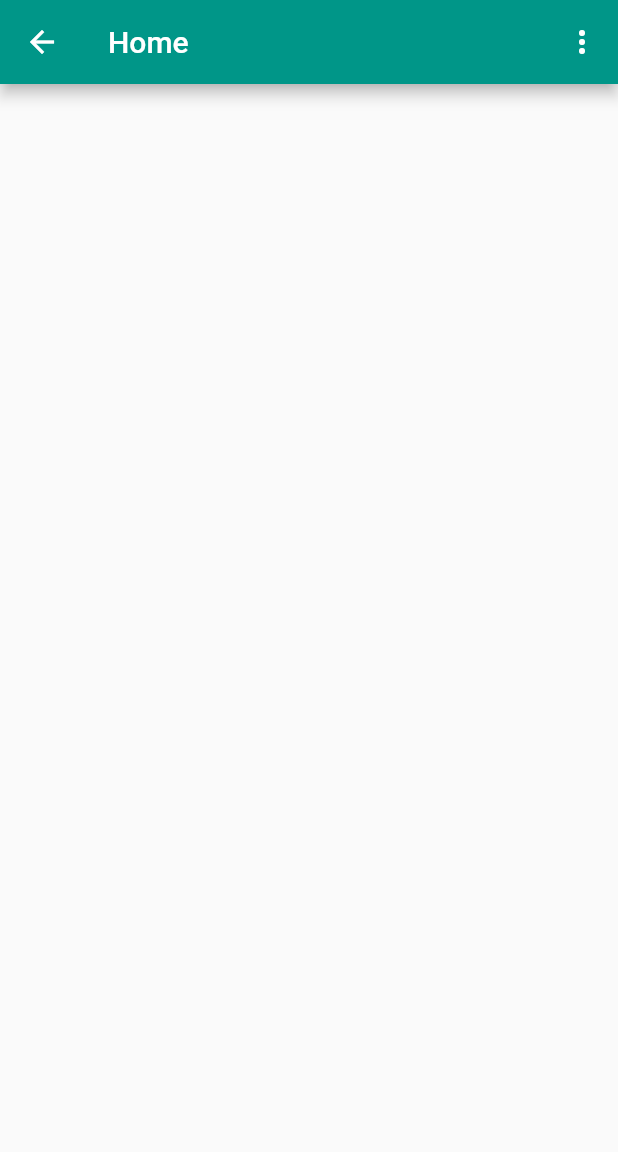
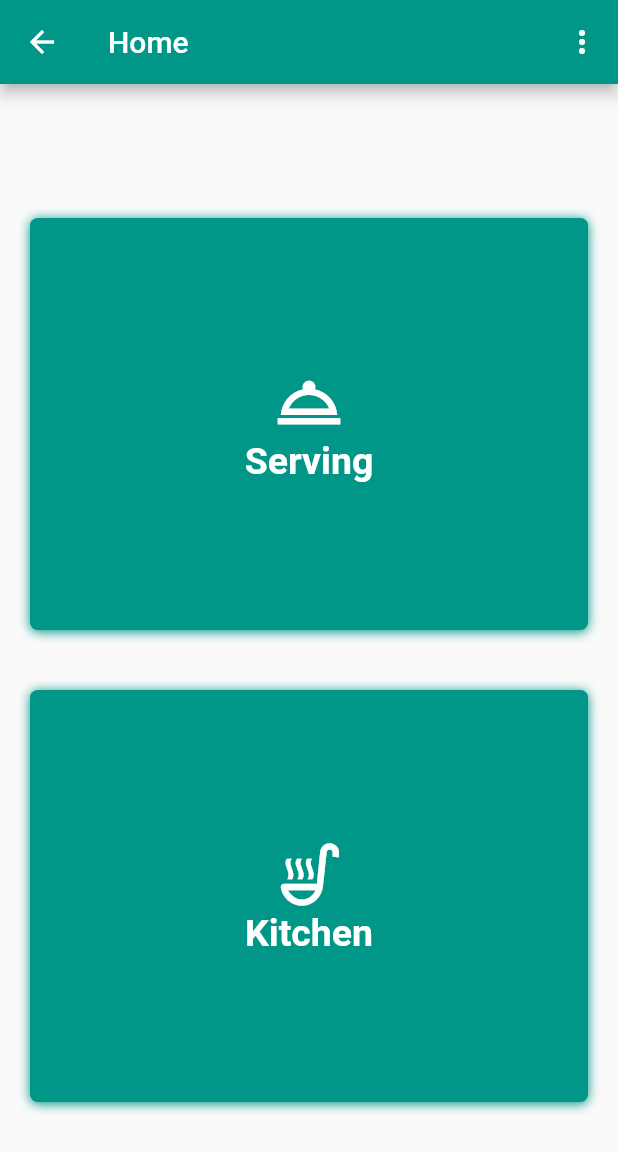
Before and after one commit to Club-420/POS-for-Restaurant, a Flutter app: the WorkersView screen opened by its route, on a phone screen of 412 x 824 dp. Shown: the top 1152 px of the screen. Run offline on Flutter 3.47's test engine with Material 2 defaults, Android fonts, the phone set to English and light mode, and no system bars; our stand-ins replace firebase_auth, firebase_core; accounts and stored records are empty; generated files the repository leaves out were written again; network calls fail.

```diff
--- a/lib/constants/routes.dart
+++ b/lib/constants/routes.dart
@@ -5,3 +5,7 @@ const String kitchenRoute = '/kitchen/';
 const String waiterRoute = '/waiter/';
 const String adminRoute = '/admin/';
 const String verifyRoute = '/verify/';
+const String billRoute = '/bill/';
+const String menuRoute = '/menu/';
+const String tableRoute = '/table/';
+const String settingRoute = '/setting/';
--- a/lib/views/home/admin.dart
+++ b/lib/views/admin/admin.dart
@@ -1,5 +1,6 @@
 import 'package:flutter/widgets.dart';
 
+//this view is for getting insights on sales
 class AdminView extends StatefulWidget {
   const AdminView({ Key? key }) : super(key: key);
 
--- a/lib/views/authtification/login.dart
+++ b/lib/views/authtification/login.dart
@@ -2,7 +2,6 @@ import 'package:flutter/material.dart';
 import 'package:pos/auth/auth_exceptions.dart';
 import 'package:pos/auth/auth_service.dart';
 import 'package:pos/constants/routes.dart';
-import 'package:pos/views/authtification/verify.dart';
 
 class LoginView extends StatefulWidget {
   const LoginView({Key? key}) : super(key: key);
@@ -120,7 +119,6 @@ class _LoginViewState extends State<LoginView> {
                   final user = AuthService.firebase().currentUser;
                   if (user!.isEmailVerified) {
                     //route to worker or admin page
-                    print('this is working');
                     Navigator.of(context)
                         .pushNamedAndRemoveUntil(waiterRoute, (route) => false);
                   } else {
--- a/lib/views/home/workers.dart
+++ b/lib/views/home/workers.dart
@@ -46,6 +46,100 @@ class _WorkersViewState extends State<WorkersView> {
           )
         ],
       ),
+      body: SizedBox(
+        height: MediaQuery.of(context).size.height,
+        child: Column(
+          mainAxisAlignment: MainAxisAlignment.center,
+          children: [
+            InkWell(
+              onTap: () {
+                Navigator.of(context)
+                    .pushNamedAndRemoveUntil(tableRoute, (route) => false);
+              },
+              child: Container(
+                width: double.infinity,
+                height: MediaQuery.of(context).size.height / 3,
+                margin: const EdgeInsets.all(20),
+                decoration: BoxDecoration(
+                    borderRadius: BorderRadius.circular(5),
+                    color: Colors.teal,
+                    boxShadow: const [
+                      BoxShadow(
+                        color: Colors.teal,
+                        offset: Offset(0, 1),
+                        blurRadius: 6,
+                      ),
+                    ]),
+                child: Align(
+                  alignment: Alignment.center,
+                  child: Column(
+                    mainAxisAlignment: MainAxisAlignment.center,
+                    children: const [
+                      Icon(
+                        Icons.room_service_outlined,
+                        color: Colors.white,
+                        size: 50,
+                      ),
+                      Text(
+                        'Serving',
+                        textAlign: TextAlign.center,
+                        style: TextStyle(
+                          fontWeight: FontWeight.bold,
+                          fontSize: 25,
+                          color: Colors.white,
+                        ),
+                      ),
+                    ],
+                  ),
+                ),
+              ),
+            ),
+            InkWell(
+              onTap: () {
+                Navigator.of(context)
+                    .pushNamedAndRemoveUntil(kitchenRoute, (route) => true);
+              },
+              child: Container(
+                width: double.infinity,
+                height: MediaQuery.of(context).size.height / 3,
+                margin: const EdgeInsets.all(20),
+                decoration: BoxDecoration(
+                    borderRadius: BorderRadius.circular(5),
+                    color: Colors.teal,
+                    boxShadow: const [
+                      BoxShadow(
+                        color: Colors.teal,
+                        offset: Offset(0, 1),
+                        blurRadius: 6,
+                      )
+                    ]),
+                child: Align(
+                  alignment: Alignment.center,
+                  child: Column(
+                    mainAxisAlignment: MainAxisAlignment.center,
+                    children: const [
+                      Icon(
+                        Icons.soup_kitchen_outlined,
+                        color: Colors.white,
+                        size: 50,
+                      ),
+                      Text(
+                        'Kitchen',
+                        textAlign: TextAlign.center,
+                        style: TextStyle(
+                          fontWeight: FontWeight.bold,
+                          fontSize: 25,
+                          color: Colors.white,
+                        ),
+                      ),
+                    ],
+                  ),
+                ),
+              ),
+            ),
+          ],
+        ),
+      ),
     );
   }
 }
--- /dev/null
+++ b/lib/views/waiters/bill.dart
@@ -0,0 +1,5 @@
+import 'package:flutter/widgets.dart';
+
+Widget billWidget() {
+  return const Center(child: Text('this is bill widget'));
+}
--- /dev/null
+++ b/lib/views/waiters/menu.dart
@@ -0,0 +1,5 @@
+import 'package:flutter/widgets.dart';
+
+Widget menuWidget() {
+  return const Center(child: Text('this is menu'));
+}
--- /dev/null
+++ b/lib/views/waiters/setting.dart
@@ -0,0 +1,5 @@
+import 'package:flutter/widgets.dart';
+
+Widget settingWidget() {
+  return const Center(child: Text('This is settings'));
+}
```
Also changed, not shown: lib/main.dart (+6 -1 lines), lib/views/chiefs/kitchen.dart (added, +19 -0 lines), lib/views/waiters/tables.dart (added, +91 -0 lines), lib/views/admin/setting.dart (added), lib/views/chiefs/menu.dart (added), lib/views/chiefs/setting.dart (added).
